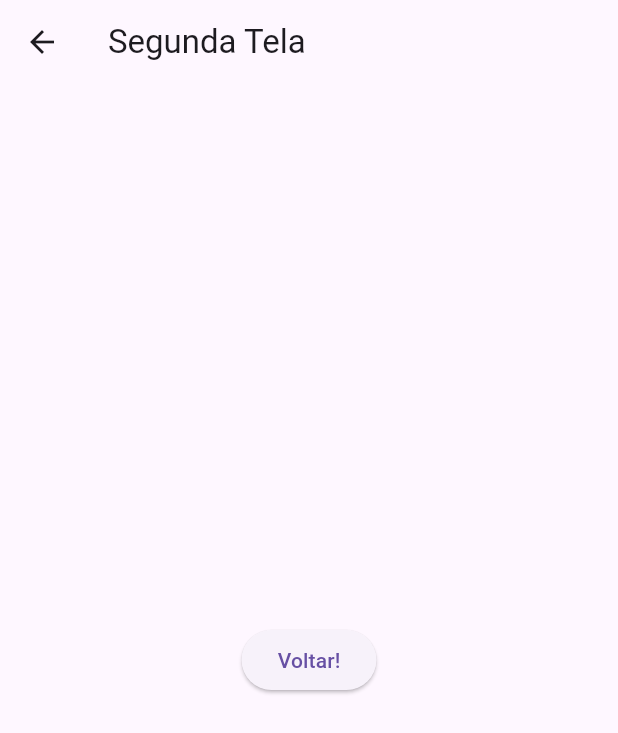
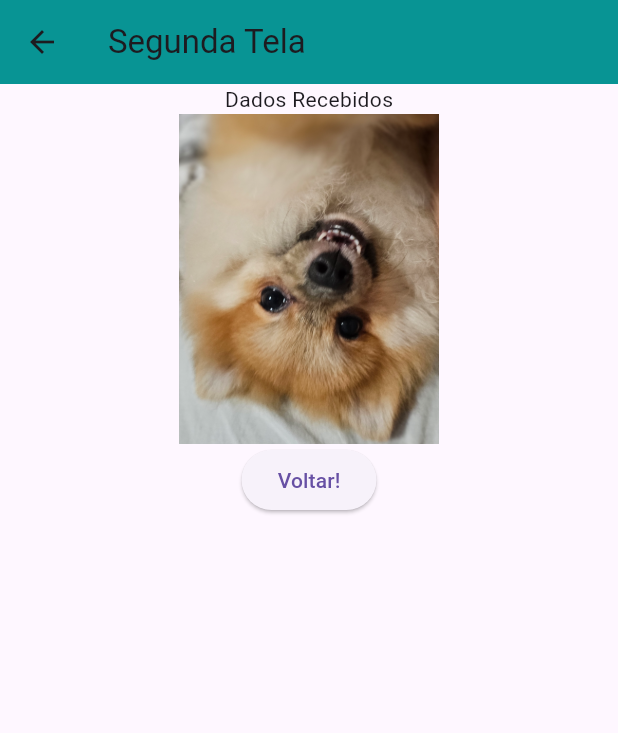
Before and after one commit to alinefbrito/flutter_exemplo01, a Flutter app: the SegundaPag screen opened directly, on a phone screen of 412 x 824 dp. Shown: the top 733 px of the screen. Run offline on Flutter 3.47's test engine with Material 3 defaults, Android fonts, the phone set to English and light mode, and no system bars.

Commit message:
Ajustes no projeto para navegação

```diff
--- a/lib/main.dart
+++ b/lib/main.dart
@@ -3,7 +3,8 @@ import 'package:exemplo01/segundapag.dart';
 import 'package:flutter/material.dart';
 
 void main() {
-  runApp(const MainApp());
+  runApp(const MaterialApp (title: "App",
+      home: MainApp(),));
 }
 
 class MainApp extends StatelessWidget {
@@ -49,7 +50,9 @@ class MainApp extends StatelessWidget {
               //o const é solicitado ´pois ainda não há tratamento
               const TextField(
               decoration:  InputDecoration(
+
               icon: Icon(Icons.phone),
+              //inclui uma borda no elemento
               border: OutlineInputBorder(),
               hintText: 'Informe um Telefone',
               labelText: 'Telefone'
--- a/lib/segundapag.dart
+++ b/lib/segundapag.dart
@@ -1,5 +1,4 @@
 import 'package:flutter/material.dart';
-import 'package:exemplo01/main.dart';
 
 void segundapag() {
   runApp(const SegundaPag());
@@ -11,17 +10,22 @@ class SegundaPag extends StatelessWidget {
 @override
   Widget build(BuildContext context) {
     return Scaffold(
-      appBar: AppBar(
-        title: const Text('Segunda Tela'),
+      appBar:  AppBar(
+        title:const  Text('Segunda Tela'),
+        backgroundColor:const  Color.fromARGB(255, 8, 148, 148),
       ),
-      body: Center(
-        child: ElevatedButton(
+      body: Center(child: Column(children:
+      [const Text("Dados Recebidos"),
+      Image.asset(
+      'img/img02.jpg',width: 220,height: 220,),
+
+         ElevatedButton(
           onPressed: () {
-            // Botão que voltará ´para a tela anterior
+            Navigator.pop(context);
           },
           child: const Text('Voltar!'),
         ),
-      ),
-    );
+     ] ),
+    ));
   }
 }
```
Also changed, not shown: img/img02.jpg (added), img/prints/img07.png (added).
